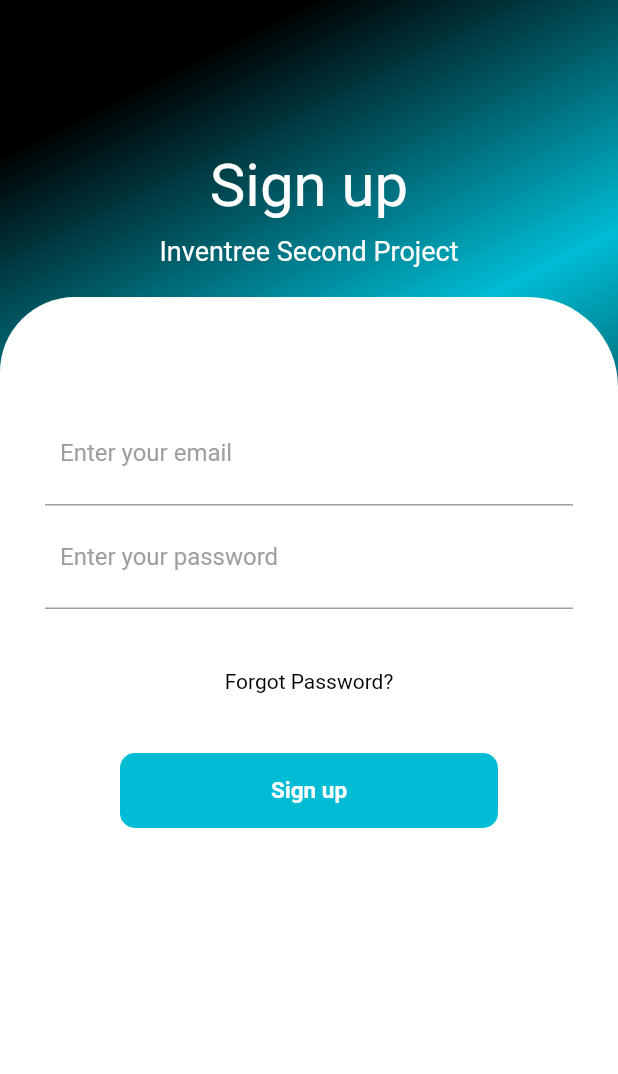
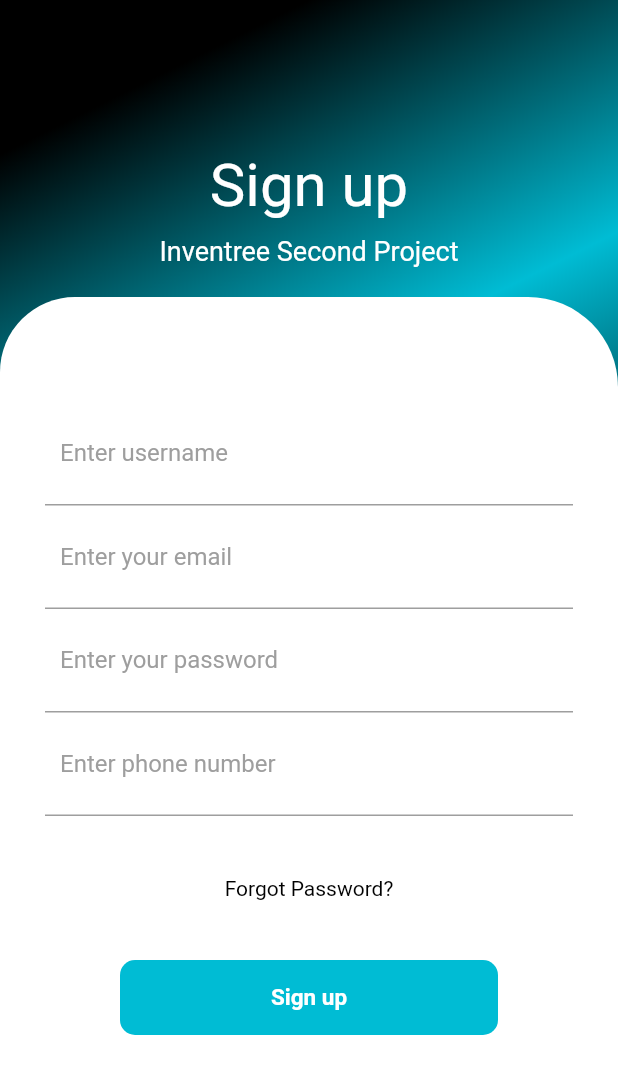
Before and after one commit to Ratnadeep5050/pay-split-dorm, a Flutter app: the SignupViewMobile screen opened directly, after a tap on "Sign up", on a phone screen of 412 x 824 dp. Shown: the top 1074 px of the screen. Run offline on Flutter 3.47's test engine with Material 2 defaults, Android fonts, the phone set to English and light mode, and no system bars; our stand-ins replace firebase_auth, firebase_core; accounts and stored records are empty; network calls fail.

Commit message:
Authentication almost done

```diff
--- a/lib/models/Group.dart
+++ b/lib/models/Group.dart
@@ -1,9 +1,10 @@
-import 'package:pay_split/models/User.dart';
+import 'package:pay_split/models/UserModel.dart';
 
 class Group {
   String groupName = "";
   int numberOfmembers = 0;
-  List<AppUser> groupMembers = [];
+  late DateTime groupCreatedAt;
+  List<UserModel> groupMembers = [];
 
   Group(this.groupName);
 
--- a/lib/models/Item.dart
+++ b/lib/models/Item.dart
@@ -1,10 +1,10 @@
 import 'package:pay_split/models/Group.dart';
-import 'package:pay_split/models/User.dart';
+import 'package:pay_split/models/UserModel.dart';
 
 class Item{
   String itemName = "";
   double itemPrice = 0;
-  late AppUser itemBoughtBy;
+  late UserModel itemBoughtBy;
   late DateTime itemBoughtAt;
   late Group itemGroup;
   int itemPaymentState = 0;
--- a/lib/responsive_ui/ScreenTypeLayout.dart
+++ b/lib/responsive_ui/ScreenTypeLayout.dart
@@ -3,6 +3,7 @@ import 'dart:math';
 import 'package:firebase_auth/firebase_auth.dart';
 import 'package:flutter/material.dart';
 import 'package:pay_split/responsive_ui/ResponsiveBuilder.dart';
+import 'package:pay_split/services/AuthenticationService.dart';
 import 'package:pay_split/viewmodels/DrawerModel.dart';
 import 'package:provider/provider.dart';
 import '../enums/DeviceScreenType.dart';
@@ -141,7 +142,7 @@ class _ScreenTypeLayoutState extends State<ScreenTypeLayout> {
                             color: Colors.white,
                           ),
                           onTap: () {
-
+                            context.read<AuthenticationService>().signOut();
                           },
                         ),
                       ],
--- a/lib/responsive_views/member_search_views/MemberSearchViewMobile.dart
+++ b/lib/responsive_views/member_search_views/MemberSearchViewMobile.dart
@@ -1,6 +1,6 @@
 import 'package:flutter/material.dart';
 import 'package:pay_split/models/Group.dart';
-import 'package:pay_split/models/User.dart';
+import 'package:pay_split/models/UserModel.dart';
 
 class MemberSearchViewMobile extends StatefulWidget {
   Group group;
@@ -17,8 +17,8 @@ class _MemberSearchViewMobileState extends State<MemberSearchViewMobile> {
   _MemberSearchViewMobileState(this.group);
 
   String memberPhoneNumberEntered = "";
-  List<AppUser> filteredUsers = [];
-  AppUser _user = new AppUser.makeObject();
+  List<UserModel> filteredUsers = [];
+  UserModel _user = new UserModel.makeObject();
 
   @override
   void initState() {
@@ -72,7 +72,7 @@ class _MemberSearchViewMobileState extends State<MemberSearchViewMobile> {
                             onChanged: (text) {
                               setState(() {
                                 filteredUsers = _user.userList
-                                    .where((user) => (user.name
+                                    .where((user) => (user.username
                                     .toLowerCase()
                                     .contains(text.toLowerCase()) ||
                                     user.phoneNumber.toLowerCase().contains(text.toLowerCase())))
@@ -106,7 +106,7 @@ class _MemberSearchViewMobileState extends State<MemberSearchViewMobile> {
                                   children: [
                                     Container(
                                       child: Text(
-                                          filteredUsers[index].name,
+                                          filteredUsers[index].username,
                                         style: TextStyle(
                                           fontWeight: FontWeight.bold,
                                           fontSize: 20
--- a/lib/responsive_views/members_list_view/MembersListViewMobile.dart
+++ b/lib/responsive_views/members_list_view/MembersListViewMobile.dart
@@ -1,6 +1,6 @@
 import 'package:flutter/material.dart';
 import 'package:pay_split/models/Group.dart';
-import 'package:pay_split/models/User.dart';
+import 'package:pay_split/models/UserModel.dart';
 
 class MembersListViewMobile extends StatefulWidget {
   Group group;
@@ -24,7 +24,7 @@ class _MembersListViewMobileState extends State<MembersListViewMobile> {
           child: ListView.builder(
             itemCount: group.groupMembers.length,
             itemBuilder: (BuildContext context, index) {
-              AppUser user = group.groupMembers[index];
+              UserModel user = group.groupMembers[index];
               return Container(
                 child: Card (
                   elevation: 4,
@@ -39,7 +39,7 @@ class _MembersListViewMobileState extends State<MembersListViewMobile> {
                             children: [
                               Container(
                                 child: Text(
-                                  user.name,
+                                  user.username,
                                   style: TextStyle(
                                       fontWeight: FontWeight.bold,
                                       fontSize: 20
--- a/lib/services/AuthenticationService.dart
+++ b/lib/services/AuthenticationService.dart
@@ -2,34 +2,61 @@ import 'package:firebase_auth/firebase_auth.dart';
 
 class AuthenticationService {
 
-  final FirebaseAuth _auth = FirebaseAuth.instance;
+  final FirebaseAuth _auth;
+
+  AuthenticationService(this._auth);
 
   Stream<User?> get authStateChange => _auth.authStateChanges();
 
-  signUp(String email, String password) async {
+  Future<String> signUp(String email, String password) async {
     try {
       UserCredential userCredential = await _auth.createUserWithEmailAndPassword(email: email.trim(), password: password.trim());
+      return "Signed Up";
     } on FirebaseAuthException catch (e) {
       if (e.code == 'weak-password') {
         print('The password provided is too weak.');
+        return "Weak password";
       } else if (e.code == 'email-already-in-use') {
         print('The account already exists for that email.');
+        return "Account exists";
       }
     } catch (e) {
       print(e);
+      return "";
     }
+    return "";
   }
 
-  signIn(String email, String password) async {
+  Future<String> signIn(String email, String password) async {
     try {
       UserCredential userCredential = await _auth.signInWithEmailAndPassword(email: email.trim(), password: password.trim());
+      return "Signed In";
     } on FirebaseAuthException catch (e) {
       if (e.code == 'user-not-found') {
         print('No user found for that email.');
+        return "No user found";
       } else if (e.code == 'wrong-password') {
         print('Wrong password provided for that user.');
+        return "Wrong password";
       }
     }
+    return "";
+  }
+
+  Future<String> signOut() async {
+    try {
+      await _auth.signOut();
+      return "Signed In";
+    } on FirebaseAuthException catch (e) {
+      if (e.code == 'user-not-found') {
+        print('No user found for that email.');
+        return "No user found";
+      } else if (e.code == 'wrong-password') {
+        print('Wrong password provided for that user.');
+        return "Wrong password";
+      }
+    }
+    return "";
   }
 
 }
--- a/lib/viewmodels/AuthenticationViewModel.dart
+++ b/lib/viewmodels/AuthenticationViewModel.dart
@@ -4,9 +4,21 @@ class AuthenticationViewModel extends ChangeNotifier {
 
   String email = "";
   String password = "";
+  String username = "";
+  String phoneNumber = "";
 
   emailSubmit(String emailTyped) {
     email = emailTyped;
+    notifyListeners();
+  }
+
+  usernameSubmit(String usernameTyped) {
+    username = usernameTyped;
+    notifyListeners();
+  }
+
+  phoneNumberSubmit(String phoneNumberTyped) {
+    phoneNumber = phoneNumberTyped;
     notifyListeners();
   }
 
--- a/lib/widgets/LoginViewButton.dart
+++ b/lib/widgets/LoginViewButton.dart
@@ -4,8 +4,6 @@ import 'package:pay_split/viewmodels/AuthenticationViewModel.dart';
 import 'package:provider/provider.dart';
 
 class LoginViewButton extends StatelessWidget{
-  AuthenticationService _authenticationService = AuthenticationService();
-
   @override
   Widget build(BuildContext context) {
     final authenticationViewModel = Provider.of<AuthenticationViewModel>(context);
@@ -30,7 +28,7 @@ class LoginViewButton extends StatelessWidget{
         ),
       ),
       onTap: () {
-        _authenticationService.signIn(authenticationViewModel.email, authenticationViewModel.password);
+        context.read<AuthenticationService>().signIn(authenticationViewModel.email, authenticationViewModel.password);
       },
     );
   }
--- a/lib/widgets/SignupViewButton.dart
+++ b/lib/widgets/SignupViewButton.dart
@@ -4,8 +4,6 @@ import 'package:pay_split/viewmodels/AuthenticationViewModel.dart';
 import 'package:provider/provider.dart';
 
 class SignupViewButton extends StatelessWidget{
-  AuthenticationService _authenticationService = AuthenticationService();
-
   @override
   Widget build(BuildContext context) {
     final authenticationViewModel = Provider.of<AuthenticationViewModel>(context);
@@ -30,7 +28,7 @@ class SignupViewButton extends StatelessWidget{
         ),
       ),
       onTap: () {
-        _authenticationService.signUp(authenticationViewModel.email, authenticationViewModel.password);
+        context.read<AuthenticationService>().signUp(authenticationViewModel.email, authenticationViewModel.password);
       },
     );
   }
--- a/lib/widgets/SignupViewInput.dart
+++ b/lib/widgets/SignupViewInput.dart
@@ -2,6 +2,7 @@ import 'package:flutter/material.dart';
 import 'package:pay_split/widgets/LoginViewButton.dart';
 import 'package:pay_split/widgets/LoginViewInputField.dart';
 import 'package:pay_split/widgets/SignupViewButton.dart';
+import 'package:pay_split/widgets/SignupViewInputField.dart';
 
 class SignupViewInput extends StatelessWidget {
   @override
@@ -18,7 +19,7 @@ class SignupViewInput extends StatelessWidget {
                   color: Colors.white,
                   borderRadius: BorderRadius.circular(10)
               ),
-              child: LoginViewInputField(),
+              child: SignupViewInputField(),
             ),
             SizedBox(height: 40,),
             Text(
--- a/lib/widgets/SignupViewInputField.dart
+++ b/lib/widgets/SignupViewInputField.dart
@@ -9,6 +9,24 @@ class SignupViewInputField extends StatelessWidget{
 
     return Column(
       children: <Widget>[
+        Container(
+          padding: EdgeInsets.all(10),
+          decoration: BoxDecoration(
+              border: Border(
+                  bottom: BorderSide(color: Colors.grey)
+              )
+          ),
+          child: TextField(
+            decoration: InputDecoration(
+                hintText: "Enter username",
+                hintStyle: TextStyle(color: Colors.grey),
+                border: InputBorder.none
+            ),
+            onChanged: (username) {
+              authenticationViewModel.usernameSubmit(username);
+            },
+          ),
+        ),
         Container(
           padding: EdgeInsets.all(10),
           decoration: BoxDecoration(
@@ -46,6 +64,24 @@ class SignupViewInputField extends StatelessWidget{
             },
           ),
         ),
+        Container(
+          padding: EdgeInsets.all(10),
+          decoration: BoxDecoration(
+              border: Border(
+                  bottom: BorderSide(color: Colors.grey)
+              )
+          ),
+          child: TextField(
+            decoration: InputDecoration(
+                hintText: "Enter phone number",
+                hintStyle: TextStyle(color: Colors.grey),
+                border: InputBorder.none
+            ),
+            onChanged: (phoneNumber) {
+              authenticationViewModel.phoneNumberSubmit(phoneNumber);
+            },
+          ),
+        ),
       ],
     );
   }
--- a/pubspec.yaml
+++ b/pubspec.yaml
@@ -31,6 +31,7 @@ dependencies:
   provider: ^5.0.0
   firebase_auth: ^1.1.4
   firebase_core: ^1.1.1
+  cloud_firestore: ^2.1.0
 
 dev_dependencies:
   flutter_test:
```
Also changed, not shown: lib/main.dart (+24 -7 lines), lib/models/User.dart (deleted, +0 -49 lines), lib/models/UserModel.dart (added, +57 -0 lines), pubspec.lock.
